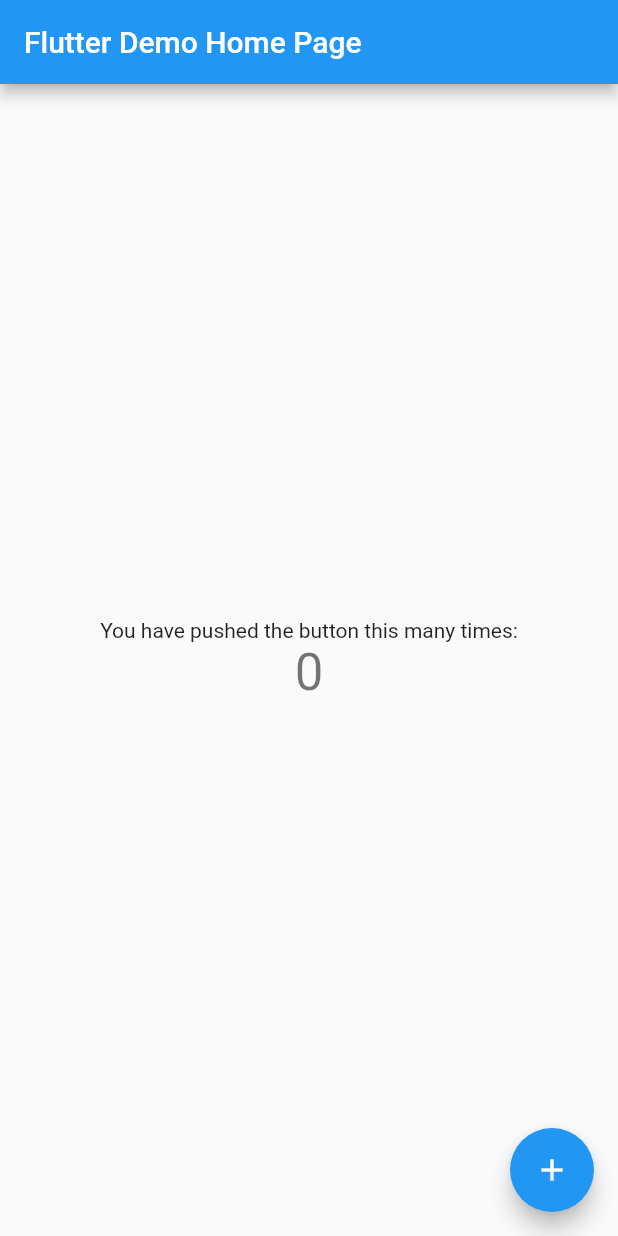
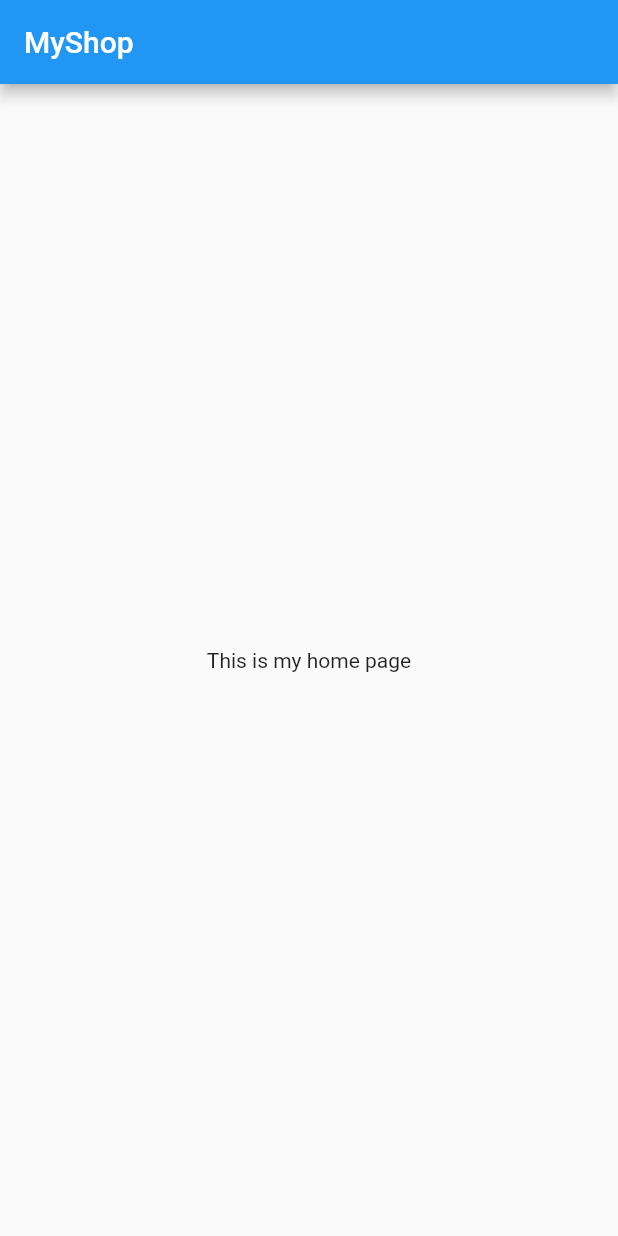
Before and after one commit to shajaratul/EcommerceProductView_Flutter, a Flutter app: the screen it shows after launch, on a phone screen of 412 x 824 dp. Run offline on Flutter 3.47's test engine with Material 2 defaults, Android fonts, the phone set to English and light mode, and no system bars.

Commit message:
first commit

```diff
--- a/lib/main.dart
+++ b/lib/main.dart
@@ -1,111 +1,32 @@
 import 'package:flutter/material.dart';
 
-void main() => runApp(MyApp());
+void main() => runApp(Product());
 
-class MyApp extends StatelessWidget {
-  // This widget is the root of your application.
+class Product extends StatelessWidget {
+
   @override
   Widget build(BuildContext context) {
     return MaterialApp(
-      title: 'Flutter Demo',
+       title: 'MyShop',
        theme: ThemeData(
-        // This is the theme of your application.
-        //
-        // Try running your application with "flutter run". You'll see the
-        // application has a blue toolbar. Then, without quitting the app, try
-        // changing the primarySwatch below to Colors.green and then invoke
-        // "hot reload" (press "r" in the console where you ran "flutter run",
-        // or simply save your changes to "hot reload" in a Flutter IDE).
-        // Notice that the counter didn't reset back to zero; the application
-        // is not restarted.
           primarySwatch: Colors.blue,
        ),
-      home: MyHomePage(title: 'Flutter Demo Home Page'),
+       home: MyHomePage(),
     );
   }
 }
 
-class MyHomePage extends StatefulWidget {
-  MyHomePage({Key key, this.title}) : super(key: key);
-
-  // This widget is the home page of your application. It is stateful, meaning
-  // that it has a State object (defined below) that contains fields that affect
-  // how it looks.
-
-  // This class is the configuration for the state. It holds the values (in this
-  // case the title) provided by the parent (in this case the App widget) and
-  // used by the build method of the State. Fields in a Widget subclass are
-  // always marked "final".
-
-  final String title;
-
-  @override
-  _MyHomePageState createState() => _MyHomePageState();
-}
-
-class _MyHomePageState extends State<MyHomePage> {
-  int _counter = 0;
-
-  void _incrementCounter() {
-    setState(() {
-      // This call to setState tells the Flutter framework that something has
-      // changed in this State, which causes it to rerun the build method below
-      // so that the display can reflect the updated values. If we changed
-      // _counter without calling setState(), then the build method would not be
-      // called again, and so nothing would appear to happen.
-      _counter++;
-    });
-  }
+class MyHomePage extends StatelessWidget {
 
   @override
   Widget build(BuildContext context) {
-    // This method is rerun every time setState is called, for instance as done
-    // by the _incrementCounter method above.
-    //
-    // The Flutter framework has been optimized to make rerunning build methods
-    // fast, so that you can just rebuild anything that needs updating rather
-    // than having to individually change instances of widgets.
     return Scaffold(
        appBar: AppBar(
-        // Here we take the value from the MyHomePage object that was created by
-        // the App.build method, and use it to set our appbar title.
-        title: Text(widget.title),
+          title: Text("MyShop"),
        ),
        body: Center(
-        // Center is a layout widget. It takes a single child and positions it
-        // in the middle of the parent.
-        child: Column(
-          // Column is also a layout widget. It takes a list of children and
-          // arranges them vertically. By default, it sizes itself to fit its
-          // children horizontally, and tries to be as tall as its parent.
-          //
-          // Invoke "debug painting" (press "p" in the console, choose the
-          // "Toggle Debug Paint" action from the Flutter Inspector in Android
-          // Studio, or the "Toggle Debug Paint" command in Visual Studio Code)
-          // to see the wireframe for each widget.
-          //
-          // Column has various properties to control how it sizes itself and
-          // how it positions its children. Here we use mainAxisAlignment to
-          // center the children vertically; the main axis here is the vertical
-          // axis because Columns are vertical (the cross axis would be
-          // horizontal).
-          mainAxisAlignment: MainAxisAlignment.center,
-          children: <Widget>[
-            Text(
-              'You have pushed the button this many times:',
+          child: Text("This is my home page"),
        ),
-            Text(
-              '$_counter',
-              style: Theme.of(context).textTheme.display1,
-            ),
-          ],
-        ),
-      ),
-      floatingActionButton: FloatingActionButton(
-        onPressed: _incrementCounter,
-        tooltip: 'Increment',
-        child: Icon(Icons.add),
-      ), // This trailing comma makes auto-formatting nicer for build methods.
     );
   }
 }
```
Also changed, not shown: 1 other file. Lines whose indentation alone changed are shown as unchanged.
